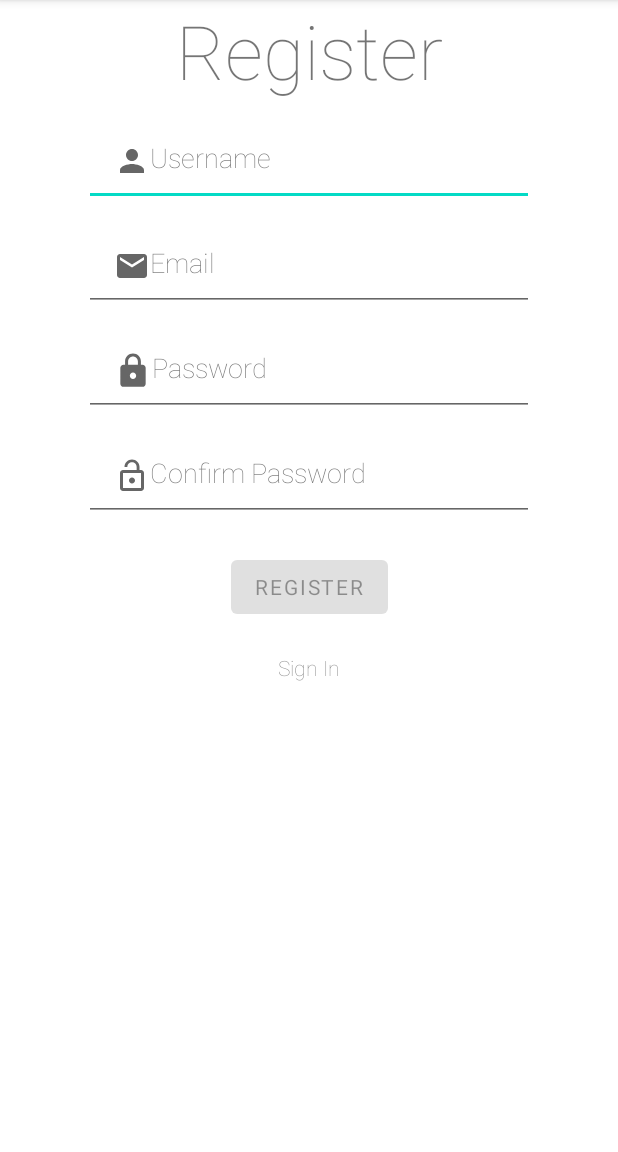
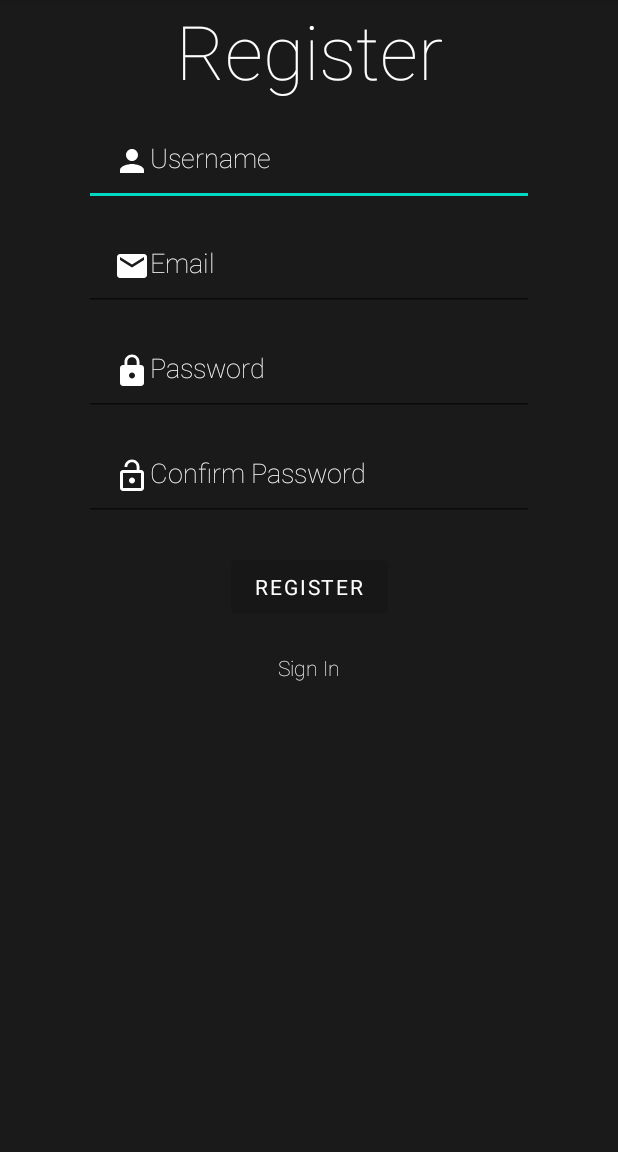
Before and after one commit to aaron020/MobileAppProject, an Android app: the screen it shows after launch (Register), after a tap on "Sign Up", on a phone screen of 412 x 824 dp, the part 84-1236 px from its top. Run offline under Robolectric (Android 15) with nearby library versions, the phone set to English and light mode, and no system bars; our stand-ins replace Firebase (no records; nobody signed in at launch, a user with empty details on screens opened directly); 1 other tap on this screen came first.

Commit message:
FireBase + login update

```diff
--- a/app/build.gradle
+++ b/app/build.gradle
@@ -1,5 +1,6 @@
 plugins {
     id 'com.android.application'
+    id 'com.google.gms.google-services'
 }
 
 android {
@@ -32,6 +33,7 @@ dependencies {
     implementation 'androidx.appcompat:appcompat:1.4.1'
     implementation 'com.google.android.material:material:1.5.0'
     implementation 'androidx.constraintlayout:constraintlayout:2.1.3'
+    implementation 'com.google.firebase:firebase-auth:21.0.1'
     testImplementation 'junit:junit:4.13.2'
     androidTestImplementation 'androidx.test.ext:junit:1.1.3'
     androidTestImplementation 'androidx.test.espresso:espresso-core:3.4.0'
--- a/app/src/main/java/com/example/mobileapp/MainActivity.java
+++ b/app/src/main/java/com/example/mobileapp/MainActivity.java
@@ -1,66 +1,153 @@
 package com.example.mobileapp;
 
+import androidx.annotation.NonNull;
 import androidx.appcompat.app.AppCompatActivity;
 
 import android.content.Intent;
 import android.os.Bundle;
+import android.text.Editable;
+import android.text.TextWatcher;
 import android.view.View;
 import android.widget.Button;
 import android.widget.EditText;
 import android.widget.ProgressBar;
+import android.widget.Toast;
+
+import com.google.android.gms.tasks.OnCompleteListener;
+import com.google.android.gms.tasks.Task;
+import com.google.firebase.auth.AuthResult;
+import com.google.firebase.auth.FirebaseAuth;
+import com.google.firebase.auth.FirebaseUser;
 
 public class MainActivity extends AppCompatActivity {
     EditText editTextLoginEmailAddress;
-    EditText editTextPassword;
+    EditText editTextLoginPassword;
     Button buttonLogin;
     ProgressBar progressBarLogin;
+    FirebaseAuth fAuth;
     private String email;
     private String password;
+    private boolean emailFilled = false;
+    private boolean passwordFilled = false;
 
     @Override
     protected void onCreate(Bundle savedInstanceState) {
         super.onCreate(savedInstanceState);
         setContentView(R.layout.activity_main);
+        //Creates all the global variables
         createElements();
+        //Listener to check if the login button has been pressed
+        clickLoginListener();
+        //Listener to check if the email and password have been entered
+        //Only if they have both been entered will the Login button be enabled
+        verifyFieldsListener();
+
+    }
+
+    private void login(String email, String password){
+        if(email.isEmpty() || password.isEmpty()){
+            Toast.makeText(MainActivity.this,"Missing Field!", Toast.LENGTH_SHORT).show();
+            return;
+        }
+        fAuth.signInWithEmailAndPassword(email,password).addOnCompleteListener(new OnCompleteListener<AuthResult>() {
+            @Override
+            public void onComplete(@NonNull Task<AuthResult> task) {
+                if(task.isSuccessful()){
+                    Toast.makeText(MainActivity.this,"Signed In", Toast.LENGTH_SHORT).show();
+                }else{
+                    Toast.makeText(MainActivity.this,"Error " + task.getException().getMessage(), Toast.LENGTH_SHORT).show();
+                    progressBarLogin.setVisibility(View.INVISIBLE);
+                }
+            }
+        });
+    }
 
 
 
 
+    private void verifyFieldsListener(){
+        editTextLoginEmailAddress.addTextChangedListener(new TextWatcher() {
+            @Override
+            public void beforeTextChanged(CharSequence charSequence, int i, int i1, int i2) {}
+
+            @Override
+            public void onTextChanged(CharSequence charSequence, int i, int i1, int i2) {}
+
+            @Override
+            public void afterTextChanged(Editable editable) {
+                if(!(editTextLoginEmailAddress.getText().toString().isEmpty())){
+                    emailFilled = true;
+                }else{
+                    emailFilled = false;
+                    buttonLogin.setEnabled(false);
+                }
+
+                if(emailFilled && passwordFilled){
+                    buttonLogin.setEnabled(true);
+                }
+
+            }
+        });
+
+        editTextLoginPassword.addTextChangedListener(new TextWatcher() {
+            @Override
+            public void beforeTextChanged(CharSequence charSequence, int i, int i1, int i2) {}
+            @Override
+            public void onTextChanged(CharSequence charSequence, int i, int i1, int i2) {}
+
+            @Override
+            public void afterTextChanged(Editable editable) {
+                if(!(editTextLoginPassword.getText().toString().isEmpty()) && verifyPassword(editTextLoginPassword.getText().toString())){
+                    passwordFilled = true;
+                }else{
+                    passwordFilled = false;
+                    buttonLogin.setEnabled(false);
+                }
+
+                if(emailFilled && passwordFilled){
+                    buttonLogin.setEnabled(true);
+                }
+
+                System.out.println("Password listener " + emailFilled + "  " + passwordFilled);
+
+            }
+        });
+
+    }
+
+
+    private boolean verifyPassword(String password){
+        if(password.length() < 8){
+            return false;
+        }else{
+            return true;
+        }
+    }
 
 
 
+    private void clickLoginListener(){
         //Click the login button
         buttonLogin.setOnClickListener(new View.OnClickListener() {
             @Override
             public void onClick(View view) {
                 //Progress Bar is turned on
                 progressBarLogin.setVisibility(View.VISIBLE);
-
-
-
                 email = editTextLoginEmailAddress.getText().toString().trim();
-                password = editTextPassword.getText().toString().trim();
-
-                System.out.println(email + "   " + password);
-
+                password = editTextLoginPassword.getText().toString().trim();
+                login(email,password);
             }
         });
-
-
-
-
-
     }
-
-
-
 
 
     private void createElements(){
         editTextLoginEmailAddress = findViewById(R.id.editTextLoginEmailAddress);
-        editTextPassword = findViewById(R.id.editTextLoginPassword);
+        editTextLoginPassword = findViewById(R.id.editTextLoginPassword);
         buttonLogin = findViewById(R.id.buttonLogin);
+        buttonLogin.setEnabled(false);
         progressBarLogin = findViewById(R.id.progressBarLogin);
+        fAuth = FirebaseAuth.getInstance();
     }
 
 
--- a/app/src/main/res/drawable/ic_baseline_email_24.xml
+++ b/app/src/main/res/drawable/ic_baseline_email_24.xml
@@ -1,10 +1,5 @@
-<vector xmlns:android="http://schemas.android.com/apk/res/android"
-    android:width="24dp"
-    android:height="24dp"
-    android:viewportWidth="24"
-    android:viewportHeight="24"
-    android:tint="?attr/colorControlNormal">
-  <path
-      android:fillColor="@android:color/white"
-      android:pathData="M20,4L4,4c-1.1,0 -1.99,0.9 -1.99,2L2,18c0,1.1 0.9,2 2,2h16c1.1,0 2,-0.9 2,-2L22,6c0,-1.1 -0.9,-2 -2,-2zM20,8l-8,5 -8,-5L4,6l8,5 8,-5v2z"/>
+<vector android:height="24dp" android:tint="#FFFFFF"
+    android:viewportHeight="24" android:viewportWidth="24"
+    android:width="24dp" xmlns:android="http://schemas.android.com/apk/res/android">
+    <path android:fillColor="@android:color/white" android:pathData="M20,4L4,4c-1.1,0 -1.99,0.9 -1.99,2L2,18c0,1.1 0.9,2 2,2h16c1.1,0 2,-0.9 2,-2L22,6c0,-1.1 -0.9,-2 -2,-2zM20,8l-8,5 -8,-5L4,6l8,5 8,-5v2z"/>
 </vector>
--- a/app/src/main/res/drawable/ic_baseline_lock_24.xml
+++ b/app/src/main/res/drawable/ic_baseline_lock_24.xml
@@ -1,5 +1,5 @@
-<vector android:height="25dp" android:tint="?attr/colorControlNormal"
+<vector android:height="24dp" android:tint="#FFFFFF"
     android:viewportHeight="24" android:viewportWidth="24"
-    android:width="25dp" xmlns:android="http://schemas.android.com/apk/res/android">
+    android:width="24dp" xmlns:android="http://schemas.android.com/apk/res/android">
     <path android:fillColor="@android:color/white" android:pathData="M18,8h-1L17,6c0,-2.76 -2.24,-5 -5,-5S7,3.24 7,6v2L6,8c-1.1,0 -2,0.9 -2,2v10c0,1.1 0.9,2 2,2h12c1.1,0 2,-0.9 2,-2L20,10c0,-1.1 -0.9,-2 -2,-2zM12,17c-1.1,0 -2,-0.9 -2,-2s0.9,-2 2,-2 2,0.9 2,2 -0.9,2 -2,2zM15.1,8L8.9,8L8.9,6c0,-1.71 1.39,-3.1 3.1,-3.1 1.71,0 3.1,1.39 3.1,3.1v2z"/>
 </vector>
--- a/app/src/main/res/drawable/ic_baseline_lock_open_24.xml
+++ b/app/src/main/res/drawable/ic_baseline_lock_open_24.xml
@@ -1,10 +1,5 @@
-<vector xmlns:android="http://schemas.android.com/apk/res/android"
-    android:width="24dp"
-    android:height="24dp"
-    android:viewportWidth="24"
-    android:viewportHeight="24"
-    android:tint="?attr/colorControlNormal">
-  <path
-      android:fillColor="@android:color/white"
-      android:pathData="M12,17c1.1,0 2,-0.9 2,-2s-0.9,-2 -2,-2 -2,0.9 -2,2 0.9,2 2,2zM18,8h-1L17,6c0,-2.76 -2.24,-5 -5,-5S7,3.24 7,6h1.9c0,-1.71 1.39,-3.1 3.1,-3.1 1.71,0 3.1,1.39 3.1,3.1v2L6,8c-1.1,0 -2,0.9 -2,2v10c0,1.1 0.9,2 2,2h12c1.1,0 2,-0.9 2,-2L20,10c0,-1.1 -0.9,-2 -2,-2zM18,20L6,20L6,10h12v10z"/>
+<vector android:height="24dp" android:tint="#FFFFFF"
+    android:viewportHeight="24" android:viewportWidth="24"
+    android:width="24dp" xmlns:android="http://schemas.android.com/apk/res/android">
+    <path android:fillColor="@android:color/white" android:pathData="M12,17c1.1,0 2,-0.9 2,-2s-0.9,-2 -2,-2 -2,0.9 -2,2 0.9,2 2,2zM18,8h-1L17,6c0,-2.76 -2.24,-5 -5,-5S7,3.24 7,6h1.9c0,-1.71 1.39,-3.1 3.1,-3.1 1.71,0 3.1,1.39 3.1,3.1v2L6,8c-1.1,0 -2,0.9 -2,2v10c0,1.1 0.9,2 2,2h12c1.1,0 2,-0.9 2,-2L20,10c0,-1.1 -0.9,-2 -2,-2zM18,20L6,20L6,10h12v10z"/>
 </vector>
--- a/app/src/main/res/drawable/ic_baseline_person_24.xml
+++ b/app/src/main/res/drawable/ic_baseline_person_24.xml
@@ -1,10 +1,5 @@
-<vector xmlns:android="http://schemas.android.com/apk/res/android"
-    android:width="24dp"
-    android:height="24dp"
-    android:viewportWidth="24"
-    android:viewportHeight="24"
-    android:tint="?attr/colorControlNormal">
-  <path
-      android:fillColor="@android:color/white"
-      android:pathData="M12,12c2.21,0 4,-1.79 4,-4s-1.79,-4 -4,-4 -4,1.79 -4,4 1.79,4 4,4zM12,14c-2.67,0 -8,1.34 -8,4v2h16v-2c0,-2.66 -5.33,-4 -8,-4z"/>
+<vector android:height="24dp" android:tint="#FFFFFF"
+    android:viewportHeight="24" android:viewportWidth="24"
+    android:width="24dp" xmlns:android="http://schemas.android.com/apk/res/android">
+    <path android:fillColor="@android:color/white" android:pathData="M12,12c2.21,0 4,-1.79 4,-4s-1.79,-4 -4,-4 -4,1.79 -4,4 1.79,4 4,4zM12,14c-2.67,0 -8,1.34 -8,4v2h16v-2c0,-2.66 -5.33,-4 -8,-4z"/>
 </vector>
--- a/app/src/main/res/layout/activity_register.xml
+++ b/app/src/main/res/layout/activity_register.xml
@@ -4,10 +4,12 @@
     xmlns:tools="http://schemas.android.com/tools"
     android:layout_width="match_parent"
     android:layout_height="match_parent"
-    tools:context=".Register">
+    tools:context=".Register"
+    android:background="@color/grey">
 
 
     <TextView
+        android:textColor="@color/white"
         android:id="@+id/textViewRegister"
         android:layout_width="wrap_content"
         android:textSize="50dp"
@@ -19,6 +21,7 @@
         app:layout_constraintTop_toTopOf="parent" />
 
     <EditText
+        android:textColorHint="@color/white"
         android:id="@+id/editTextRegisterUsername"
         android:layout_width="300dp"
         android:layout_height="60dp"
@@ -35,6 +38,7 @@
         app:layout_constraintTop_toBottomOf="@+id/textViewRegister" />
 
     <EditText
+        android:textColorHint="@color/white"
         android:id="@+id/editTextRegisterEmailAddress"
         android:layout_width="300dp"
         android:layout_height="60dp"
@@ -51,6 +55,7 @@
         app:layout_constraintTop_toBottomOf="@+id/editTextRegisterUsername" />
 
     <EditText
+        android:textColorHint="@color/white"
         android:id="@+id/editTextRegisterPassword"
         android:layout_width="300dp"
         android:layout_height="60dp"
@@ -66,6 +71,7 @@
         app:layout_constraintTop_toBottomOf="@+id/editTextRegisterEmailAddress" />
 
     <EditText
+        android:textColorHint="@color/white"
         android:id="@+id/editTextRegisterPasswordConfirm"
         android:layout_width="300dp"
         android:layout_height="60dp"
@@ -81,6 +87,7 @@
         app:layout_constraintTop_toBottomOf="@+id/editTextRegisterPassword" />
 
     <Button
+        android:textColor="@color/white"
         android:id="@+id/buttonRegister"
         android:layout_width="wrap_content"
         android:layout_height="wrap_content"
@@ -93,6 +100,7 @@
         app:layout_constraintTop_toBottomOf="@+id/editTextRegisterPasswordConfirm" />
 
     <TextView
+        android:textColor="@color/white"
         android:id="@+id/textViewHaveAccount"
         android:layout_width="wrap_content"
         android:layout_height="wrap_content"
--- a/app/src/main/res/values/colors.xml
+++ b/app/src/main/res/values/colors.xml
@@ -7,4 +7,5 @@
     <color name="teal_700">#FF018786</color>
     <color name="black">#FF000000</color>
     <color name="white">#FFFFFFFF</color>
+    <color name="grey">#1a1a1a</color>
 </resources>
--- a/build.gradle
+++ b/build.gradle
@@ -1,4 +1,8 @@
-// Top-level build file where you can add configuration options common to all sub-projects/modules.
+buildscript {
+    dependencies {
+        classpath 'com.google.gms:google-services:4.3.10'
+    }
+}// Top-level build file where you can add configuration options common to all sub-projects/modules.
 plugins {
     id 'com.android.application' version '7.1.0' apply false
     id 'com.android.library' version '7.1.0' apply false
```
Also changed, not shown: app/src/main/res/layout/activity_main.xml (+6 -1 lines).
